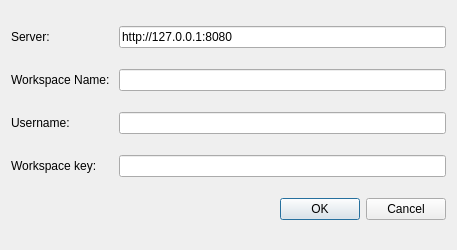
asp345/collabchat-client, file logindialog.ui: the form before one commit.
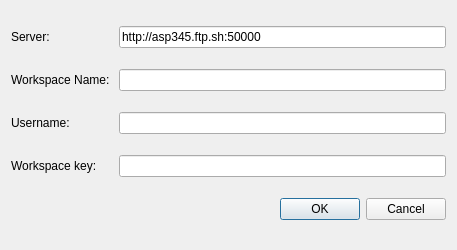
The form after the commit.

The edit to the form file:
```diff
--- a/logindialog.ui
+++ b/logindialog.ui
@@ -24,7 +24,7 @@
    <item row="0" column="1">
     <widget class="QLineEdit" name="server">
      <property name="text">
-      <string>http://127.0.0.1:8080</string>
+      <string>http://asp345.ftp.sh:50000</string>
      </property>
     </widget>
    </item>
```
Left out of the diff: 9 changed lines with no effect on the pictures.
